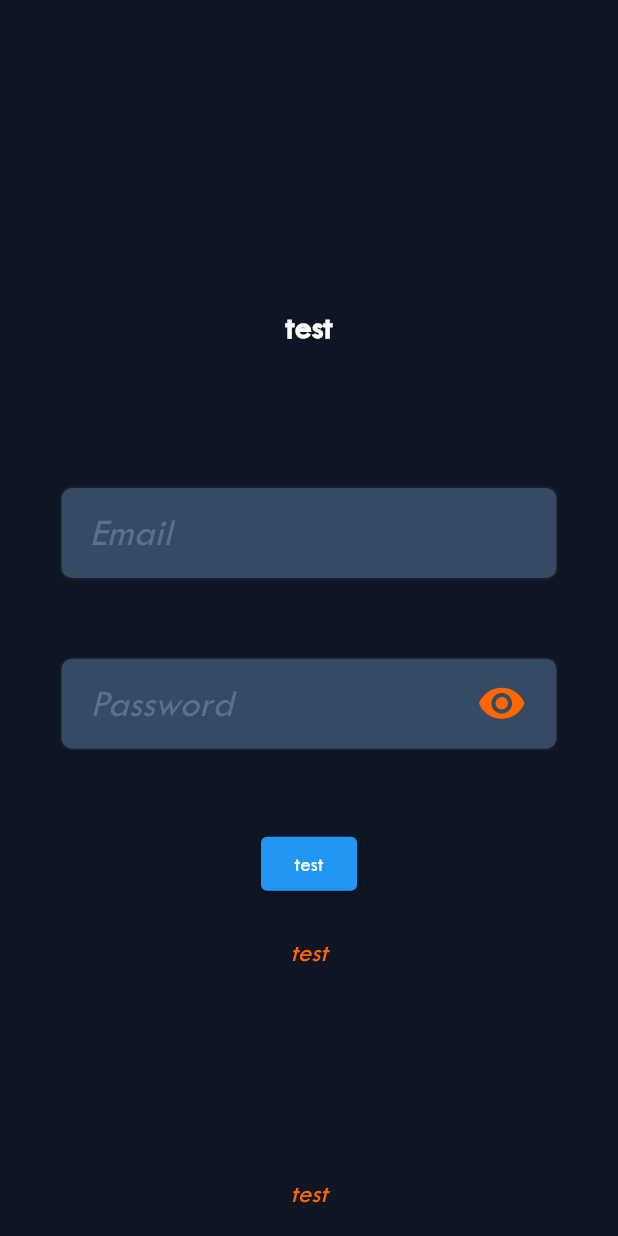
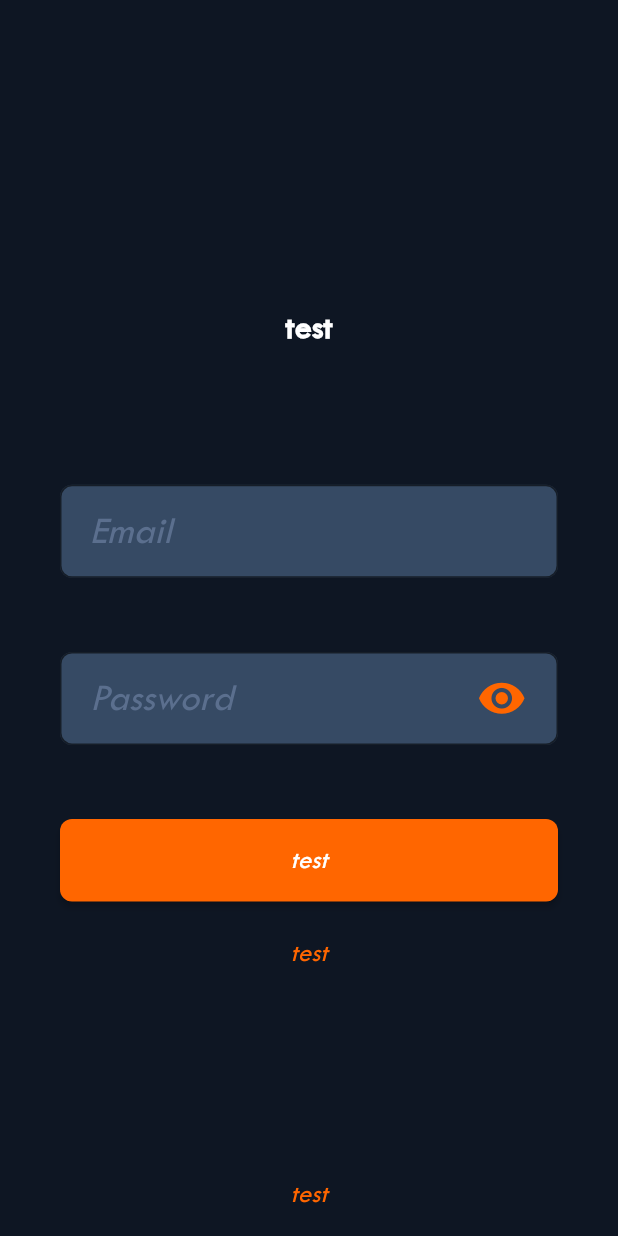
Before and after one commit to Hhanri/crunchyroll_app, a Flutter app: the screen it shows after launch, on a phone screen of 412 x 824 dp. Run offline on Flutter 3.47's test engine with Material 2 defaults, Android fonts, the phone set to English and light mode, and no system bars.

Commit message:
added ButtonWidget

```diff
--- a/lib/resources/theme.dart
+++ b/lib/resources/theme.dart
@@ -14,8 +14,9 @@ ThemeData theme = ThemeData(
   iconTheme: IconThemeData(
       color: MyColors.iconColor
   ),
-
-
+  buttonTheme: ButtonThemeData(
+    buttonColor: Colors.white,
+  ),
   inputDecorationTheme: InputDecorationTheme(
     fillColor: MyColors.containerColor,
     filled: true,
@@ -37,6 +38,15 @@ ThemeData theme = ThemeData(
         )
     ),
   ),
+  elevatedButtonTheme: ElevatedButtonThemeData(
+    style: TextButton.styleFrom(
+      backgroundColor: MyColors.primaryColor,
+      textStyle: MyTextStyles.body1,
+      shape: RoundedRectangleBorder(
+        borderRadius: MyShapes.circularBorders
+      )
+    )
+  )
 
 
 
@@ -98,3 +108,7 @@ class MyShapes {
   static BorderRadiusGeometry circularBorders = BorderRadius.circular(8.0);
   static Radius radiusCircular = Radius.circular(8.0);
 }
+
+class MySizes {
+  static double minimumHeightInput = 55;
+}
--- a/lib/screens/sign_in_page.dart
+++ b/lib/screens/sign_in_page.dart
@@ -1,4 +1,5 @@
 import 'package:crunchyroll_app/utils/app_config.dart';
+import 'package:crunchyroll_app/widgets/button_widget.dart';
 import 'package:crunchyroll_app/widgets/text_field_widget.dart';
 import 'package:flutter/cupertino.dart';
 import 'package:flutter/material.dart';
@@ -57,7 +58,7 @@ class _SignInPageState extends State<SignInPage> {
                         _email = value;
                       }
                     ),
-                    ElevatedButton(onPressed: () {}, child: Text("test"))
+                    ButtonWidget(buttonText: "test", onPressed: () {})
                   ],
                 )
               ),
--- /dev/null
+++ b/lib/widgets/button_widget.dart
@@ -0,0 +1,31 @@
+import 'package:crunchyroll_app/resources/theme.dart';
+import 'package:flutter/material.dart';
+
+class ButtonWidget extends StatelessWidget {
+
+  final String buttonText;
+  final VoidCallback onPressed;
+
+  const ButtonWidget({Key? key,
+    required this.buttonText,
+    required this.onPressed
+  }) : super(key: key);
+
+  @override
+  Widget build(BuildContext context) {
+    return ElevatedButton(
+      child: Container(
+          alignment: Alignment.center,
+          width: double.infinity,
+          constraints: BoxConstraints(
+            minWidth: double.infinity,
+            minHeight: MySizes.minimumHeightInput,
+          ),
+          child: Text(
+            buttonText
+          )
+      ),
+      onPressed: () => onPressed(),
+    );
+  }
+}
```
Also changed, not shown: lib/widgets/text_field_widget.dart (line endings or trailing spaces).
